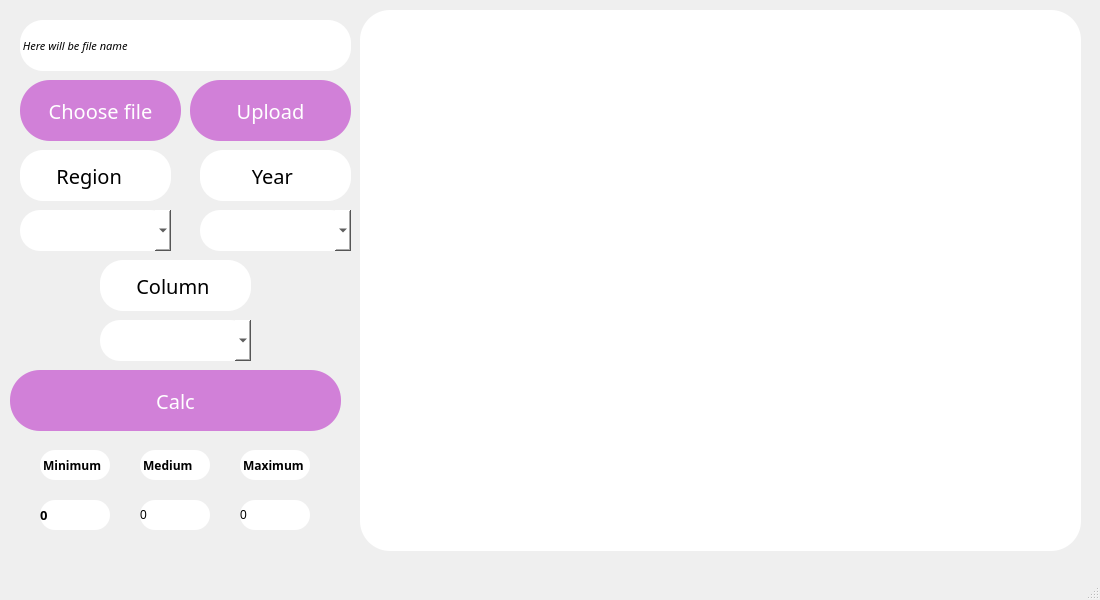
Above: mainwindow.ui from alichbmstu/op_lab_2 before the change. Below: the same form after it.
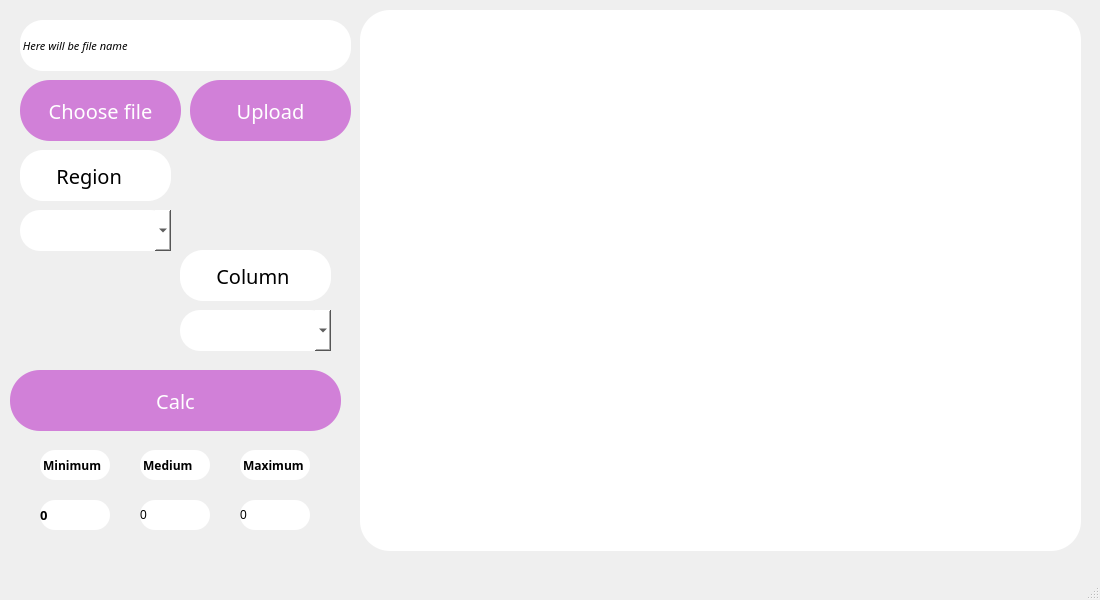
That is the form after the change.

Patch:
```diff
--- a/mainwindow.ui
+++ b/mainwindow.ui
@@ -131,8 +131,8 @@
    <widget class="QComboBox" name="cmb_columns">
     <property name="geometry">
      <rect>
-      <x>100</x>
-      <y>320</y>
+      <x>180</x>
+      <y>310</y>
       <width>151</width>
       <height>41</height>
      </rect>
@@ -339,8 +339,8 @@
    <widget class="QLabel" name="lbl_columnsw">
     <property name="geometry">
      <rect>
-      <x>100</x>
-      <y>260</y>
+      <x>180</x>
+      <y>250</y>
       <width>151</width>
       <height>51</height>
      </rect>
@@ -409,44 +409,6 @@
 background-color: rgb(255, 255, 255);</string>
     </property>
    </widget>
-   <widget class="QComboBox" name="cmb_years">
-    <property name="geometry">
-     <rect>
-      <x>200</x>
-      <y>210</y>
-      <width>151</width>
-      <height>41</height>
-     </rect>
-    </property>
-    <property name="styleSheet">
-     <string notr="true">background-color: rgb(255, 255, 255);
-font: 800 9pt &quot;Gilroy&quot;;
-border-radius:20px; </string>
-    </property>
-   </widget>
-   <widget class="QLabel" name="lbl_region_2">
-    <property name="geometry">
-     <rect>
-      <x>200</x>
-      <y>150</y>
-      <width>151</width>
-      <height>51</height>
-     </rect>
-    </property>
-    <property name="font">
-     <font>
-      <family>Gilroy Light</family>
-      <pointsize>15</pointsize>
-     </font>
-    </property>
-    <property name="styleSheet">
-     <string notr="true">background-color: rgb(255, 255, 255);
-border-radius:23px;</string>
-    </property>
-    <property name="text">
-     <string>          Year</string>
-    </property>
-   </widget>
   </widget>
   <widget class="QMenuBar" name="menubar">
    <property name="geometry">
```
Left out of the diff: 2 changed lines with no effect on the pictures.
